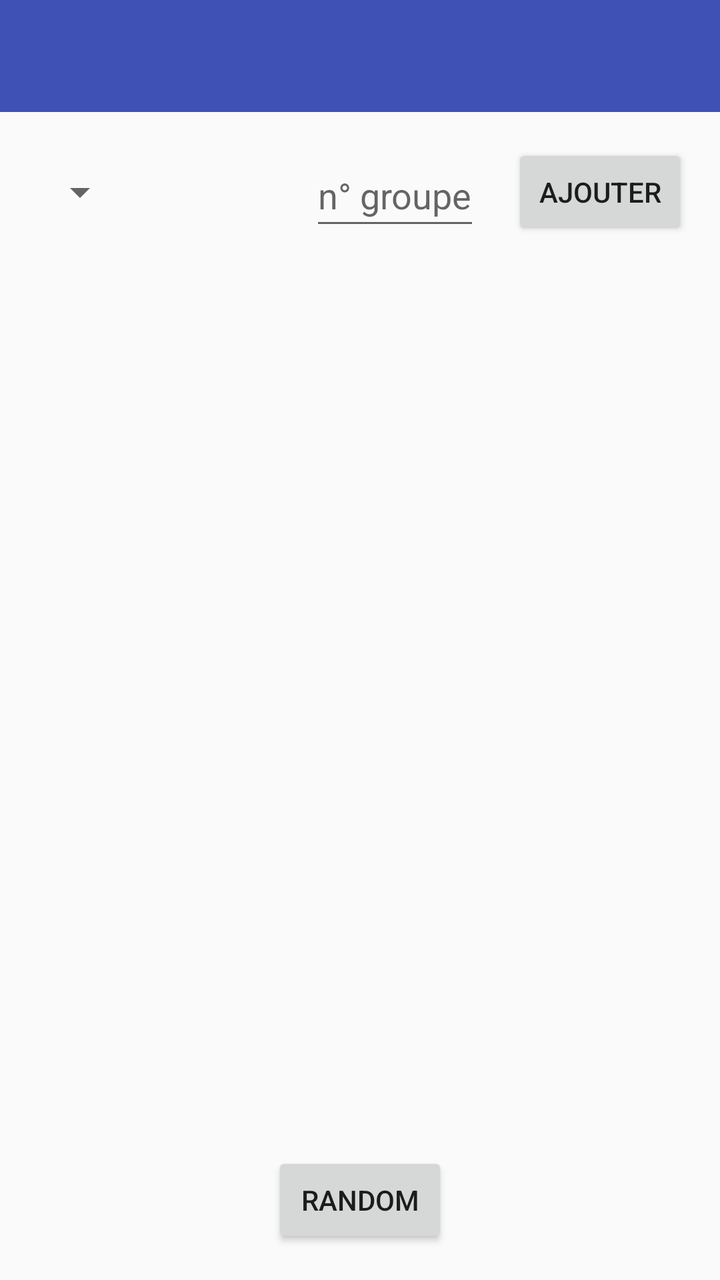
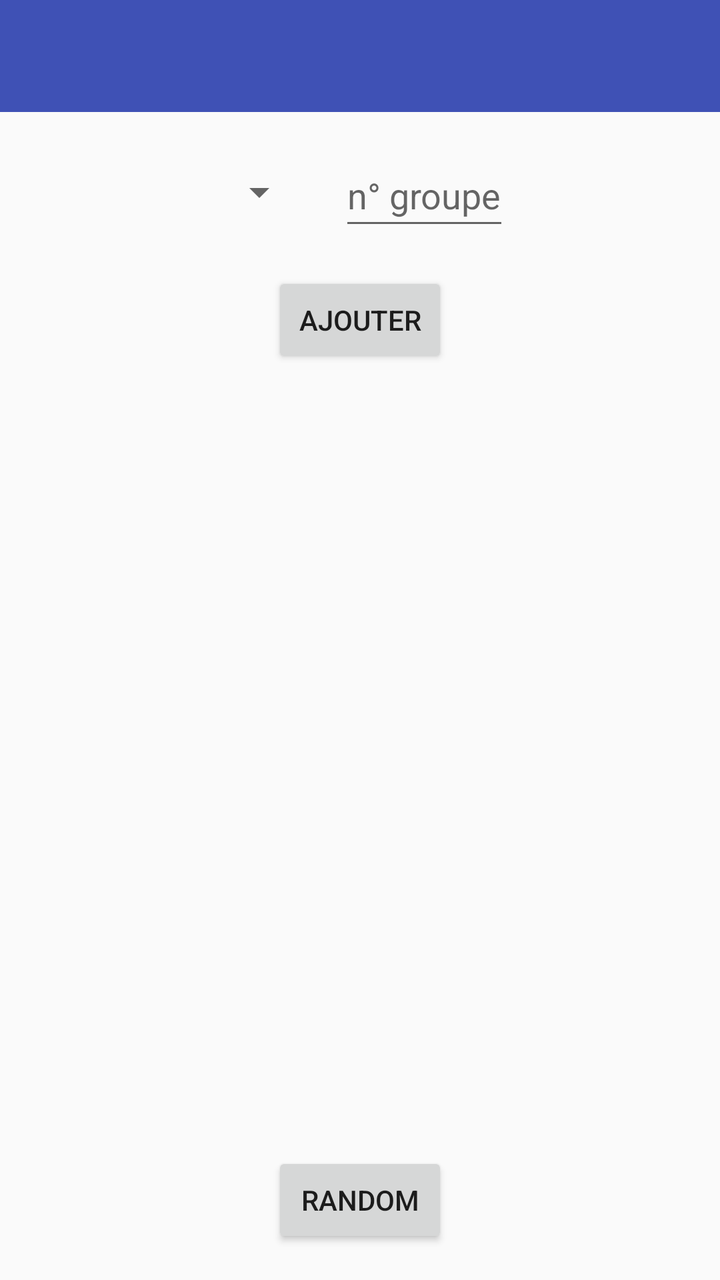

Before-and-after screenshots of an Android layout around one commit, followed by the original layout XML and the change that was made.
<!-- AndroidManifest.xml: application theme AppTheme -->
<!-- res/layout/activity_main.xml -->
<?xml version="1.0" encoding="utf-8"?>
<androidx.drawerlayout.widget.DrawerLayout xmlns:android="http://schemas.android.com/apk/res/android"
    xmlns:app="http://schemas.android.com/apk/res-auto"
    xmlns:tools="http://schemas.android.com/tools"
    android:id="@+id/drawer_layout"
    android:layout_width="match_parent"
    android:layout_height="match_parent"
    android:fitsSystemWindows="true"
    tools:openDrawer="start">

    <androidx.constraintlayout.widget.ConstraintLayout
        android:layout_width="match_parent"
        android:layout_height="match_parent">

        <Button
            android:id="@+id/ajouter"
            android:layout_width="wrap_content"
            android:layout_height="wrap_content"
            android:layout_marginEnd="16dp"
            android:text="@string/add"
            app:layout_constraintEnd_toEndOf="parent"
            app:layout_constraintTop_toTopOf="@+id/groupe" />

        <ListView
            android:id="@+id/listeNoms"
            android:layout_width="0dp"
            android:layout_height="0dp"
            android:layout_marginTop="16dp"
            app:layout_constraintBottom_toBottomOf="parent"
            app:layout_constraintEnd_toEndOf="parent"
            app:layout_constraintStart_toStartOf="parent"
            app:layout_constraintTop_toBottomOf="@+id/nomContact" />

        <Button
            android:id="@+id/random"
            android:layout_width="wrap_content"
            android:layout_height="wrap_content"
            android:layout_marginBottom="16dp"
            android:text="@string/random"
            app:layout_constraintBottom_toBottomOf="parent"
            app:layout_constraintEnd_toEndOf="parent"
            app:layout_constraintStart_toStartOf="parent" />

        <androidx.appcompat.widget.Toolbar
            android:id="@+id/toolbar"
            android:layout_width="0dp"
            android:layout_height="wrap_content"
            android:background="?attr/colorPrimary"
            android:minHeight="?attr/actionBarSize"
            android:theme="@style/ThemeOverlay.AppCompat.ActionBar"
            app:layout_constraintEnd_toEndOf="parent"
            app:layout_constraintStart_toStartOf="parent"
            app:layout_constraintTop_toTopOf="parent" />

        <Spinner
            android:id="@+id/nomContact"
            android:layout_width="wrap_content"
            android:layout_height="wrap_content"
            android:layout_marginStart="16dp"
            android:layout_marginTop="16dp"
            android:minHeight="48dp"
            app:layout_constraintStart_toStartOf="parent"
            app:layout_constraintTop_toBottomOf="@+id/toolbar" />

        <EditText
            android:id="@+id/groupe"
            android:layout_width="wrap_content"
            android:layout_height="wrap_content"
            android:layout_marginEnd="16dp"
            android:layout_marginTop="16dp"
            android:autofillHints="name"
            android:hint="@string/placeholder_groupe"
            android:inputType="number"
            android:minHeight="48dp"
            app:layout_constraintEnd_toStartOf="@+id/ajouter"
            app:layout_constraintTop_toBottomOf="@+id/toolbar" />
    </androidx.constraintlayout.widget.ConstraintLayout>

    <com.google.android.material.navigation.NavigationView
        android:id="@+id/nav_view"
        android:layout_width="wrap_content"
        android:layout_height="match_parent"
        android:layout_gravity="start"
        android:fitsSystemWindows="true"
        app:headerLayout="@layout/nav_header"
        app:menu="@menu/drawer_menu" />

</androidx.drawerlayout.widget.DrawerLayout>
<!-- res/layout/nav_header.xml (included above) -->
<?xml version="1.0" encoding="utf-8"?>
<LinearLayout xmlns:android="http://schemas.android.com/apk/res/android"
    android:layout_width="match_parent"
    android:layout_height="192dp"
    android:background="?attr/colorPrimaryDark"
    android:gravity="bottom"
    android:orientation="vertical"
    android:padding="16dp"
    android:theme="@style/ThemeOverlay.AppCompat.Dark">

    <TextView
        android:layout_width="match_parent"
        android:layout_height="wrap_content"
        android:text="@string/app_name"
        android:textAppearance="@style/TextAppearance.AppCompat.Body1" />
</LinearLayout>
<!-- resources referenced by this layout -->
<resources>
  <string name="add">Ajouter</string>
  <string name="app_name">RandomNoel</string>
  <string name="placeholder_groupe">n° groupe</string>
  <string name="random">Random</string>
  <style name="AppTheme" parent="Theme.AppCompat.Light.NoActionBar">
          
          <item name="colorPrimary">@color/colorPrimary</item>
          <item name="colorPrimaryDark">@color/colorPrimaryDark</item>
          <item name="colorAccent">@color/colorAccent</item>
          <item name="windowActionBar">false</item>
          <item name="windowNoTitle">true</item>
      </style>
  <color name="colorPrimary">#3F51B5</color>
  <color name="colorPrimaryDark">#303F9F</color>
  <color name="colorAccent">#FF4081</color>
</resources>

<!-- the commit's change to res/layout/activity_main.xml (unified diff, before → after) -->
@@ -12,24 +12,27 @@
         android:layout_width="match_parent"
         android:layout_height="match_parent">
 
+        
         <Button
             android:id="@+id/ajouter"
             android:layout_width="wrap_content"
             android:layout_height="wrap_content"
-            android:layout_marginEnd="16dp"
+            android:layout_marginTop="16dp"
             android:text="@string/add"
             app:layout_constraintEnd_toEndOf="parent"
-            app:layout_constraintTop_toTopOf="@+id/groupe" />
+            app:layout_constraintStart_toStartOf="parent"
+            app:layout_constraintTop_toBottomOf="@+id/nomContact" />
 
+        
         <ListView
             android:id="@+id/listeNoms"
             android:layout_width="0dp"
             android:layout_height="0dp"
             android:layout_marginTop="16dp"
-            app:layout_constraintBottom_toBottomOf="parent"
+            app:layout_constraintBottom_toTopOf="@+id/random"
             app:layout_constraintEnd_toEndOf="parent"
             app:layout_constraintStart_toStartOf="parent"
-            app:layout_constraintTop_toBottomOf="@+id/nomContact" />
+            app:layout_constraintTop_toBottomOf="@+id/ajouter" />
 
         <Button
             android:id="@+id/random"
@@ -52,13 +55,16 @@
             app:layout_constraintStart_toStartOf="parent"
             app:layout_constraintTop_toTopOf="parent" />
 
+        
         <Spinner
             android:id="@+id/nomContact"
             android:layout_width="wrap_content"
             android:layout_height="wrap_content"
-            android:layout_marginStart="16dp"
             android:layout_marginTop="16dp"
+            android:layout_marginEnd="8dp"
             android:minHeight="48dp"
+            app:layout_constraintHorizontal_chainStyle="packed"
+            app:layout_constraintEnd_toStartOf="@+id/groupe"
             app:layout_constraintStart_toStartOf="parent"
             app:layout_constraintTop_toBottomOf="@+id/toolbar" />
 
@@ -66,13 +72,14 @@
             android:id="@+id/groupe"
             android:layout_width="wrap_content"
             android:layout_height="wrap_content"
-            android:layout_marginEnd="16dp"
+            android:layout_marginStart="8dp"
             android:layout_marginTop="16dp"
             android:autofillHints="name"
             android:hint="@string/placeholder_groupe"
             android:inputType="number"
             android:minHeight="48dp"
-            app:layout_constraintEnd_toStartOf="@+id/ajouter"
+            app:layout_constraintEnd_toEndOf="parent"
+            app:layout_constraintStart_toEndOf="@+id/nomContact"
             app:layout_constraintTop_toBottomOf="@+id/toolbar" />
     </androidx.constraintlayout.widget.ConstraintLayout>
 
